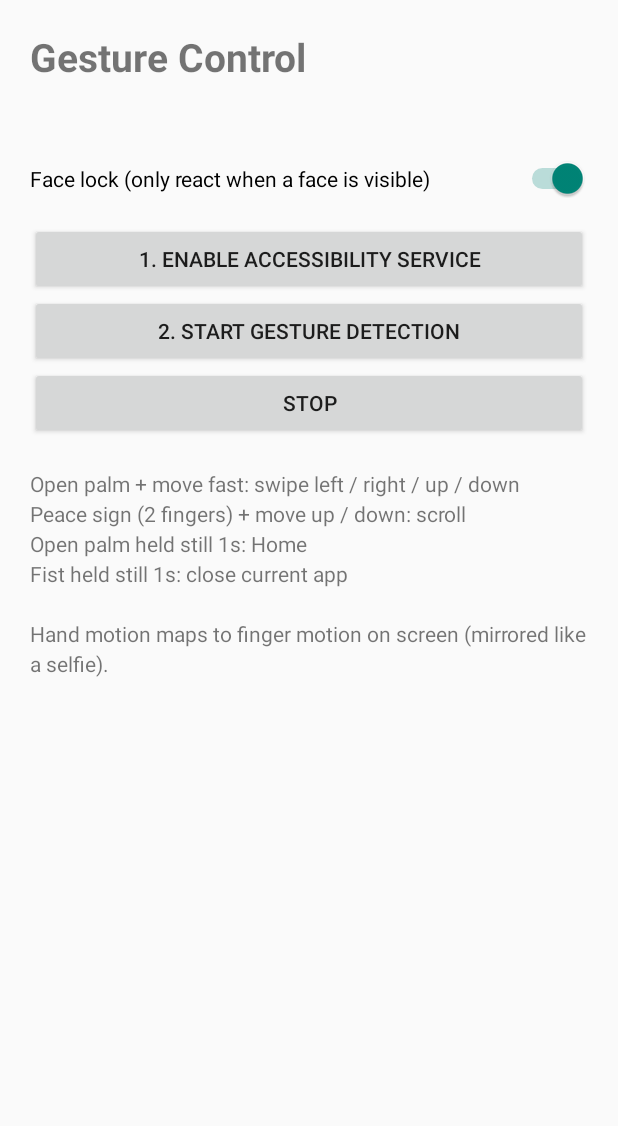
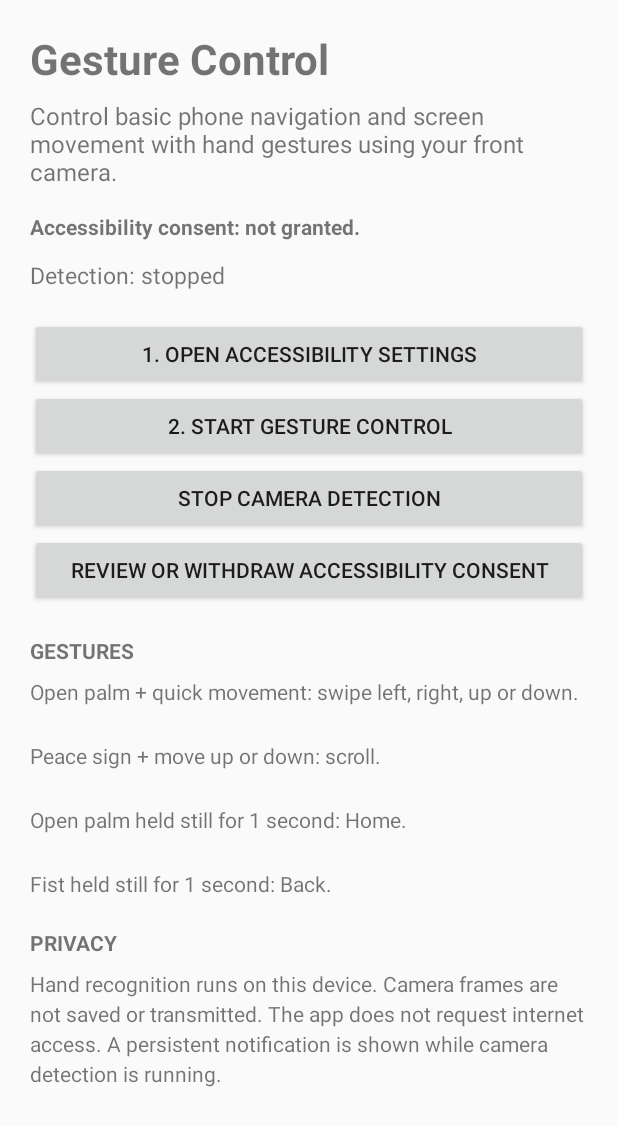
Before and after one commit to prudraraj-sketch/Jarvis-, an Android app: the layout activity_main.xml on its own in the app's theme, with its tools: preview values and no code run, on a phone screen of 412 x 824 dp. Shown: the top 1126 px of the screen. Run offline under Robolectric (Android 15) with nearby library versions, the phone set to English and light mode, and no system bars.

Commit message:
Clarify gestures and privacy in app interface

```diff
--- a/app/src/main/res/layout/activity_main.xml
+++ b/app/src/main/res/layout/activity_main.xml
@@ -1,61 +1,99 @@
 <?xml version="1.0" encoding="utf-8"?>
 <ScrollView xmlns:android="http://schemas.android.com/apk/res/android"
+    android:id="@+id/root"
     android:layout_width="match_parent"
     android:layout_height="match_parent"
-    android:fillViewport="true">
+    android:fillViewport="true"
+    android:clipToPadding="false"
+    android:padding="20dp">
 
     <LinearLayout
         android:layout_width="match_parent"
         android:layout_height="wrap_content"
-        android:orientation="vertical"
-        android:padding="20dp">
+        android:orientation="vertical">
 
         <TextView
-            android:layout_width="wrap_content"
+            android:layout_width="match_parent"
             android:layout_height="wrap_content"
             android:text="Gesture Control"
-            android:textSize="26sp"
+            android:textSize="28sp"
+            android:textStyle="bold" />
+
+        <TextView
+            android:layout_width="match_parent"
+            android:layout_height="wrap_content"
+            android:layout_marginTop="8dp"
+            android:text="Control basic phone navigation and screen movement with hand gestures using your front camera."
+            android:textSize="16sp" />
+
+        <TextView
+            android:id="@+id/consentStatus"
+            android:layout_width="match_parent"
+            android:layout_height="wrap_content"
+            android:layout_marginTop="16dp"
+            android:text="Accessibility consent: not granted."
             android:textStyle="bold" />
 
         <TextView
             android:id="@+id/status"
             android:layout_width="match_parent"
             android:layout_height="wrap_content"
-            android:layout_marginTop="16dp"
-            android:textSize="16sp" />
-
-        <Switch
-            android:id="@+id/faceLock"
-            android:layout_width="match_parent"
-            android:layout_height="wrap_content"
             android:layout_marginTop="12dp"
-            android:checked="true"
-            android:text="Face lock (only react when a face is visible)" />
+            android:lineSpacingExtra="4dp"
+            android:text="Detection: stopped"
+            android:textSize="15sp" />
 
         <Button
             android:id="@+id/accessibilityBtn"
             android:layout_width="match_parent"
             android:layout_height="wrap_content"
-            android:layout_marginTop="16dp"
-            android:text="1. Enable Accessibility service" />
+            android:layout_marginTop="18dp"
+            android:text="1. Open Accessibility settings" />
 
         <Button
             android:id="@+id/startBtn"
             android:layout_width="match_parent"
             android:layout_height="wrap_content"
-            android:text="2. Start gesture detection" />
+            android:text="2. Start gesture control" />
 
         <Button
             android:id="@+id/stopBtn"
             android:layout_width="match_parent"
             android:layout_height="wrap_content"
-            android:text="Stop" />
+            android:text="Stop camera detection" />
+
+        <Button
+            android:id="@+id/privacyBtn"
+            android:layout_width="match_parent"
+            android:layout_height="wrap_content"
+            android:text="Review or withdraw Accessibility consent" />
 
         <TextView
             android:layout_width="match_parent"
             android:layout_height="wrap_content"
             android:layout_marginTop="20dp"
+            android:text="GESTURES"
+            android:textStyle="bold" />
+
+        <TextView
+            android:layout_width="match_parent"
+            android:layout_height="wrap_content"
+            android:layout_marginTop="8dp"
+            android:lineSpacingExtra="5dp"
+            android:text="Open palm + quick movement: swipe left, right, up or down.\n\nPeace sign + move up or down: scroll.\n\nOpen palm held still for 1 second: Home.\n\nFist held still for 1 second: Back." />
+
+        <TextView
+            android:layout_width="match_parent"
+            android:layout_height="wrap_content"
+            android:layout_marginTop="20dp"
+            android:text="PRIVACY"
+            android:textStyle="bold" />
+
+        <TextView
+            android:layout_width="match_parent"
+            android:layout_height="wrap_content"
+            android:layout_marginTop="8dp"
             android:lineSpacingExtra="4dp"
-            android:text="Open palm + move fast: swipe left / right / up / down\nPeace sign (2 fingers) + move up / down: scroll\nOpen palm held still 1s: Home\nFist held still 1s: close current app\n\nHand motion maps to finger motion on screen (mirrored like a selfie)." />
+            android:text="Hand recognition runs on this device. Camera frames are not saved or transmitted. The app does not request internet access. A persistent notification is shown while camera detection is running." />
     </LinearLayout>
 </ScrollView>
```
